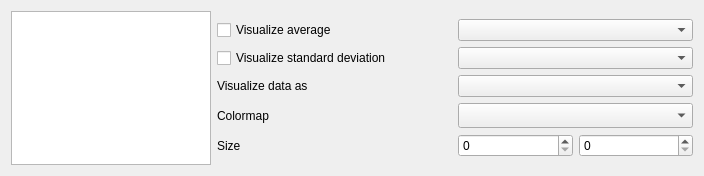
Old version of the form braphy/gui/ui_files/visualization_widget.ui in the repository softmatterlab/Braph-2.0-Python.
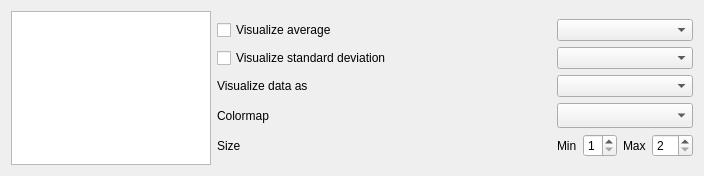
New version of the form. Custom widgets are drawn as their Qt base class.

Commit message: Add size on brain regions based on spin boxes

```diff
--- a/braphy/gui/ui_files/visualization_widget.ui
+++ b/braphy/gui/ui_files/visualization_widget.ui
@@ -105,10 +105,76 @@
          <item row="4" column="1">
           <layout class="QGridLayout" name="gridLayout_4">
            <item row="0" column="0">
-            <widget class="QSpinBox" name="spinBoxMin"/>
+            <layout class="QHBoxLayout" name="horizontalLayout_2">
+             <item>
+              <widget class="QLabel" name="label">
+               <property name="sizePolicy">
+                <sizepolicy hsizetype="Fixed" vsizetype="Preferred">
+                 <horstretch>0</horstretch>
+                 <verstretch>0</verstretch>
+                </sizepolicy>
+               </property>
+               <property name="layoutDirection">
+                <enum>Qt::LeftToRight</enum>
+               </property>
+               <property name="text">
+                <string>Min</string>
+               </property>
+              </widget>
+             </item>
+             <item>
+              <widget class="QSpinBox" name="spinBoxMin">
+               <property name="sizePolicy">
+                <sizepolicy hsizetype="Fixed" vsizetype="Fixed">
+                 <horstretch>0</horstretch>
+                 <verstretch>0</verstretch>
+                </sizepolicy>
+               </property>
+               <property name="alignment">
+                <set>Qt::AlignLeading|Qt::AlignLeft|Qt::AlignVCenter</set>
+               </property>
+               <property name="minimum">
+                <number>1</number>
+               </property>
+               <property name="maximum">
+                <number>9</number>
+               </property>
+              </widget>
+             </item>
+            </layout>
            </item>
-           <item row="0" column="1">
-            <widget class="QSpinBox" name="spinBoxMax"/>
+           <item row="0" column="2">
+            <layout class="QHBoxLayout" name="horizontalLayout_4">
+             <item>
+              <widget class="QLabel" name="label_3">
+               <property name="sizePolicy">
+                <sizepolicy hsizetype="Fixed" vsizetype="Preferred">
+                 <horstretch>0</horstretch>
+                 <verstretch>0</verstretch>
+                </sizepolicy>
+               </property>
+               <property name="text">
+                <string>Max</string>
+               </property>
+              </widget>
+             </item>
+             <item>
+              <widget class="QSpinBox" name="spinBoxMax">
+               <property name="sizePolicy">
+                <sizepolicy hsizetype="Fixed" vsizetype="Fixed">
+                 <horstretch>0</horstretch>
+                 <verstretch>0</verstretch>
+                </sizepolicy>
+               </property>
+               <property name="minimum">
+                <number>2</number>
+               </property>
+               <property name="maximum">
+                <number>10</number>
+               </property>
+              </widget>
+             </item>
+            </layout>
            </item>
           </layout>
          </item>
```
The commit also changes 1 other file.
